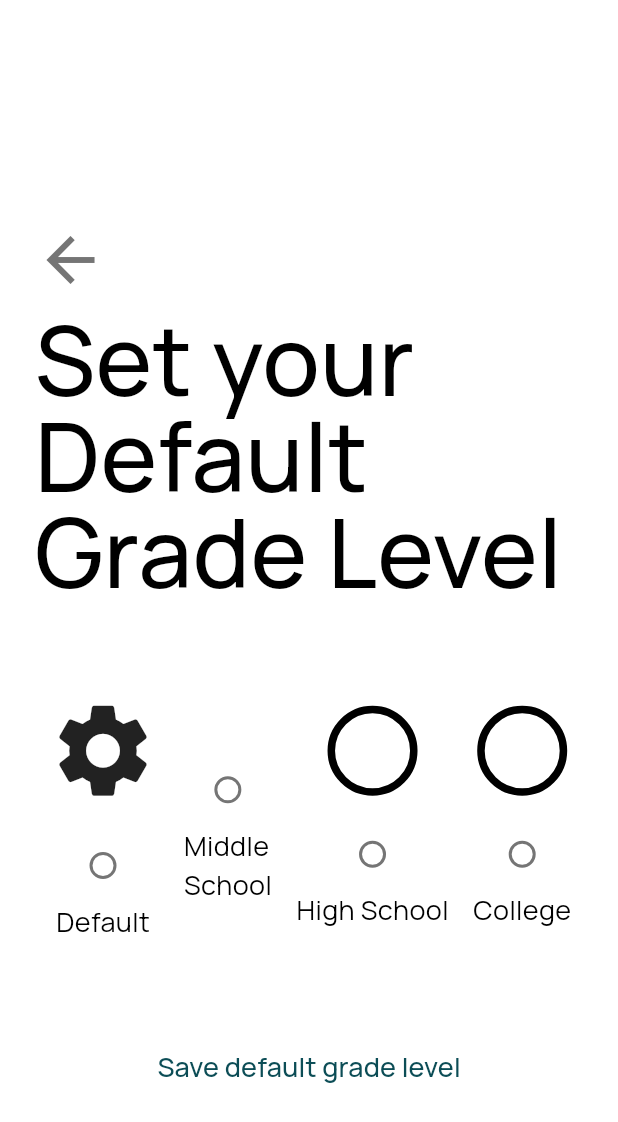
After one commit to elapse-app/elapse, a Flutter app: the GradeSettings screen opened directly, on a phone screen of 412 x 824 dp. The commit adds this screen. Shown: the top 1122 px of the screen. Run offline on Flutter 3.47's test engine with Material 3 defaults, Android fonts, the phone set to English and light mode, and no system bars; our stand-ins replace cloud_firestore, firebase_auth, firebase_core, flutter_sticky_header, shared_preferences; missing offline and left inert: chaleno, maps_launcher, ml_linalg, random_string_generator, side_sheet; accounts and stored records are empty.

Commit message:
Feat: Grade Levels
- Default grade level setting
- Grade level filter in world rankings

```diff
--- a/elapse_app/lib/classes/Filters/gradeLevel.dart
+++ b/elapse_app/lib/classes/Filters/gradeLevel.dart
@@ -6,11 +6,19 @@ class GradeLevel {
     required this.id,
     required this.name,
   });
+
+  @override
+  bool operator ==(Object other) {
+    if (identical(this, other)) return true;
+    return other is GradeLevel && other.id == id;
+  }
+
+  @override
+  int get hashCode => id.hashCode;
 }
 
-List<GradeLevel> gradeLevels = [
-  GradeLevel(id: 0, name: "Middle and High School"),
-  GradeLevel(id: 2, name: "Middle School"),
-  GradeLevel(id: 3, name: "High School"),
-  GradeLevel(id: 4, name: "College"),
-];
+Map<String, GradeLevel> gradeLevels = Map.fromEntries([
+  MapEntry("Middle School", GradeLevel(id: 2, name: "Middle School")),
+  MapEntry("High School", GradeLevel(id: 3, name: "High School")),
+  MapEntry("College", GradeLevel(id: 4, name: "College"))
+]);
--- a/elapse_app/lib/classes/Team/team.dart
+++ b/elapse_app/lib/classes/Team/team.dart
@@ -6,13 +6,15 @@ import 'package:elapse_app/extras/token.dart';
 import 'package:http/http.dart' as http;
 import 'dart:io';
 
+import '../Filters/gradeLevel.dart';
+
 class Team {
   int id;
   String? teamName;
   String? teamNumber;
   String? organization;
   Location? location;
-  String? grade;
+  GradeLevel? grade;
   TeamStats? tournamentStats;
 
   Team(
@@ -36,7 +38,13 @@ class Team {
           address1: (json["location"] as Map)["address_1"],
           address2: (json["location"] as Map)["address_2"],
           country: (json["location"] as Map)["country"]),
-      grade: json["grade"],
+      grade: json["grade"] == "Middle School"
+          ? gradeLevels[1]
+          : json["grade"] == "High School"
+              ? gradeLevels[2]
+              : json["grade"] == "College"
+                  ? gradeLevels[3]
+                  : null,
     );
   }
 
@@ -47,7 +55,7 @@ class Team {
       "number": teamNumber,
       "organization": organization,
       "location": location?.toJson(),
-      "grade": grade,
+      "grade": grade?.name,
     };
   }
 }
@@ -124,7 +132,7 @@ Future<Team> fetchTeam(int teamId) async {
   String teamName = parsed["team_name"];
   String teamNumber = parsed["number"];
   String organization = parsed["organization"];
-  String grade = parsed["grade"];
+  GradeLevel grade = gradeLevels[parsed["grade"]]!;
   Location location = Location(
       address1: parsedLocation["address_1"],
       address2: parsedLocation["address_2"],
--- a/elapse_app/lib/classes/Team/teamPreview.dart
+++ b/elapse_app/lib/classes/Team/teamPreview.dart
@@ -7,6 +7,7 @@ import 'package:elapse_app/classes/Team/vdaStats.dart';
 import 'package:elapse_app/extras/token.dart';
 import 'package:http/http.dart' as http;
 
+import '../Filters/gradeLevel.dart';
 import '../Filters/season.dart';
 
 class TeamPreview {
@@ -14,12 +15,14 @@ class TeamPreview {
   int teamID;
   Location? location;
   String? teamName;
+  GradeLevel? gradeLevel;
 
   TeamPreview(
       {required this.teamNumber,
       required this.teamID,
       this.location,
-      this.teamName});
+      this.teamName,
+      this.gradeLevel,});
 
   Map<String, dynamic> toJson() {
     return {
@@ -27,6 +30,7 @@ class TeamPreview {
       'teamID': teamID,
       'location': location?.toJson(),
       'teamName': teamName,
+      'gradeLevel': gradeLevel?.name,
     };
   }
 
@@ -48,6 +52,7 @@ TeamPreview loadTeamPreview(teamPreview) {
     location:
         preview["location"] != null ? loadLocation(preview["location"]) : null,
     teamName: preview["teamName"],
+    gradeLevel: gradeLevels[preview["grade"]],
   );
 }
 
@@ -77,7 +82,9 @@ Future<List<TeamPreview>> fetchTeamPreview(String searchQuery) async {
               region: responseData[0]["location"]["region"],
               country: responseData[0]["location"]["country"],
               venue: responseData[0]["location"]["venue"],
-            )));
+            ),
+            gradeLevel: gradeLevels[responseData[0]["grade"]],
+        ));
 
         if (!vdaStatsCompleter.isCompleted) {
           vdaStatsCompleter.complete();
@@ -112,7 +119,9 @@ Future<List<TeamPreview>> fetchTeamPreview(String searchQuery) async {
             teamNumber: e.teamNum,
             teamID: e.id,
             location: e.location,
-            teamName: e.teamName);
+            teamName: e.teamName,
+            gradeLevel: e.gradeLevel,
+        );
       }).toList();
 
       teams.addAll(vdaTeams);
--- a/elapse_app/lib/classes/Team/vdaStats.dart
+++ b/elapse_app/lib/classes/Team/vdaStats.dart
@@ -4,12 +4,15 @@ import 'package:elapse_app/classes/Miscellaneous/location.dart';
 import 'package:elapse_app/main.dart';
 import 'package:http/http.dart' as http;
 
+import '../Filters/gradeLevel.dart';
 import '../Filters/season.dart';
 
 class VDAStats {
   int id;
   String teamNum;
   String? teamName;
+  GradeLevel? gradeLevel;
+
   double? opr;
   double? dpr;
   double? ccwm;
@@ -28,7 +31,6 @@ class VDAStats {
   num? worldsQual;
 
   String? eventRegion;
-
   Location? location;
 
   num? skillsScore;
@@ -42,6 +44,7 @@ class VDAStats {
     required this.id,
     required this.teamNum,
     required this.teamName,
+    required this.gradeLevel,
     required this.opr,
     required this.dpr,
     required this.ccwm,
@@ -69,6 +72,7 @@ class VDAStats {
       id: json["id"],
       teamNum: json["team_number"],
       teamName: json["team_name"],
+      gradeLevel: gradeLevels[json["grade"]],
       opr: json["opr"],
       dpr: json["dpr"],
       ccwm: json["ccwm"],
@@ -102,6 +106,7 @@ class VDAStats {
       id: json["team_id"]?.truncate() ?? 0,
       teamNum: json["team_num"] ?? "",
       teamName: json["team_name"],
+      gradeLevel: null,
       opr: json["opr"],
       dpr: json["dpr"],
       ccwm: json["ccwm"],
--- a/elapse_app/lib/classes/Team/world_skills.dart
+++ b/elapse_app/lib/classes/Team/world_skills.dart
@@ -1,7 +1,10 @@
 import 'dart:convert';
 
+import 'package:elapse_app/classes/Team/team.dart';
+import 'package:elapse_app/classes/Team/teamPreview.dart';
 import 'package:shared_preferences/shared_preferences.dart';
 
+import '../Filters/gradeLevel.dart';
 import '../Filters/region.dart';
 import '../Filters/season.dart';
 import '../Miscellaneous/location.dart';
@@ -63,10 +66,11 @@ class WorldSkillsStats {
   }
 }
 
-Future<List<WorldSkillsStats>> getWorldSkillsRankings(int seasonID) async {
+Future<List<WorldSkillsStats>> getWorldSkillsRankings(int seasonID, GradeLevel grade) async {
   final SharedPreferences prefs = await SharedPreferences.getInstance();
   final String? worldSkillsData = prefs.getString("worldSkillsData");
   final String? expiryDate = prefs.getString("worldSkillsExpiry");
+  final String? cachedGrade = prefs.getString("worldSkillsGrade");
 
   List<dynamic> parsed = [];
 
@@ -74,23 +78,24 @@ Future<List<WorldSkillsStats>> getWorldSkillsRankings(int seasonID) async {
     return List<WorldSkillsStats>.empty();
   }
 
-  if (seasonID != seasons[0].vrcId) {
+  if (seasonID != (grade == gradeLevels["College"] ? seasons[0].vexUId : seasons[0].vrcId) || grade != gradeLevels[prefs.getString("defaultGrade")]) {
     final response = await http.get(
-      Uri.parse("https://www.robotevents.com/api/seasons/$seasonID/skills"),
+      Uri.parse("https://www.robotevents.com/api/seasons/$seasonID/skills?grade_level=${grade.name.replaceAll(" ", "%20")}"),
     );
 
     parsed = jsonDecode(response.body) as List;
   } else if (worldSkillsData == null ||
-      expiryDate == null ||
-      DateTime.parse(expiryDate).isBefore(DateTime.now())) {
+      expiryDate == null || cachedGrade == null ||
+      DateTime.parse(expiryDate).isBefore(DateTime.now()) || grade != gradeLevels[cachedGrade]) {
     final response = await http.get(
-      Uri.parse("https://www.robotevents.com/api/seasons/$seasonID/skills"),
+      Uri.parse("https://www.robotevents.com/api/seasons/$seasonID/skills?grade_level=${grade.name.replaceAll(" ", "%20")}"),
     );
 
     parsed = jsonDecode(response.body) as List;
     prefs.setString("worldSkillsData", response.body);
     prefs.setString("worldSkillsExpiry",
         DateTime.now().add(const Duration(hours: 2)).toString());
+    prefs.setString("worldSkillsGrade", grade.name);
   } else {
     parsed = jsonDecode(worldSkillsData) as List;
   }
@@ -101,6 +106,7 @@ Future<List<WorldSkillsStats>> getWorldSkillsRankings(int seasonID) async {
 }
 
 Future<WorldSkillsStats> getWorldSkillsForTeam(int seasonID, int teamID) async {
-  List<WorldSkillsStats> rankings = await getWorldSkillsRankings(seasonID);
+  GradeLevel grade = (await fetchTeam(teamID)).grade!;
+  List<WorldSkillsStats> rankings = await getWorldSkillsRankings(seasonID, grade);
   return rankings.singleWhere((e) => e.teamId == teamID);
 }
--- a/elapse_app/lib/screens/explore/filters.dart
+++ b/elapse_app/lib/screens/explore/filters.dart
@@ -2,6 +2,8 @@ import 'package:elapse_app/classes/Filters/season.dart';
 import 'package:elapse_app/classes/Filters/levelClass.dart';
 import '../../classes/Filters/gradeLevel.dart';
 import 'package:flutter/material.dart';
+
+import '../../main.dart';
 
 class ExploreSearchFilter {
   Season season;
@@ -18,7 +20,7 @@ class ExploreSearchFilter {
     DateTime? endDate,
   })  : this.season = season ?? seasons[0],
         this.levelClass = levelClass ?? levelClasses[0],
-        this.gradeLevel = gradeLevel ?? gradeLevels[0],
+        this.gradeLevel = gradeLevel ?? gradeLevels[prefs.getString("defaultGrade")]!,
         this.startDate =
             startDate ?? DateTime((season ?? seasons[0]).startYear.year, 5, 1),
         this.endDate =
@@ -28,6 +30,9 @@ class ExploreSearchFilter {
 Future<ExploreSearchFilter> exploreFilter(
     BuildContext context, ExploreSearchFilter filter) async {
   final DraggableScrollableController dra = DraggableScrollableController();
+
+  List<GradeLevel> gradeFilters = gradeLevels.values.toList();
+  gradeFilters.insert(0, GradeLevel(id: 0, name: "Middle and High School"));
 
   return await showModalBottomSheet<ExploreSearchFilter>(
       context: context,
@@ -197,7 +202,7 @@ Future<ExploreSearchFilter> exploreFilter(
                                 const SizedBox(width: 10),
                                 DropdownButton<GradeLevel>(
                                   value: filter.gradeLevel,
-                                  items: gradeLevels.map((grade) {
+                                  items: gradeFilters.map((grade) {
                                     return DropdownMenuItem(
                                       value: grade,
                                       child: Text(grade.name,
--- a/elapse_app/lib/screens/explore/worldRankings.dart
+++ b/elapse_app/lib/screens/explore/worldRankings.dart
@@ -8,10 +8,12 @@ import 'package:elapse_app/screens/explore/worldRankings/world_rankings_search_s
 import 'package:flutter/material.dart';
 import 'package:elapse_app/main.dart';
 
+import '../../classes/Filters/gradeLevel.dart';
 import '../../classes/Filters/season.dart';
 import '../../classes/Team/teamPreview.dart';
 import '../../classes/Team/world_skills.dart';
 import '../../classes/Tournament/tournament.dart';
+import '../my_team/my_team.dart';
 import '../widgets/app_bar.dart';
 import '../widgets/big_error_message.dart';
 import '../widgets/custom_tab_bar.dart';
@@ -50,13 +52,14 @@ class _WorldRankingsState extends State<WorldRankingsScreen> {
   WorldRankingsFilter filter = WorldRankingsFilter();
 
   Season season = seasons[0];
+  GradeLevel grade = gradeLevels[prefs.getString("defaultGrade")]!;
 
   @override
   void initState() {
     super.initState();
     selectedIndex = widget.initIndex;
 
-    futureSkillsStats = getWorldSkillsRankings(season.vrcId);
+    futureSkillsStats = getWorldSkillsRankings((grade == gradeLevels["College"] ? season.vexUId! : season.vrcId), grade);
     futures.add(futureSkillsStats);
     futureVDAStats = getTrueSkillData(season.vrcId);
     futures.add(futureVDAStats);
@@ -141,6 +144,31 @@ class _WorldRankingsState extends State<WorldRankingsScreen> {
                             .onSurface),
                   ),
                   const Spacer(),
+                  Row(
+                      children: [
+                        const Icon(Icons.school),
+                        const SizedBox(width: 4),
+                        DropdownButton<GradeLevel>(
+                          value: grade,
+                          items: gradeLevels.values.map((grade) {
+                            return DropdownMenuItem(
+                              value: grade,
+                              child: Text(getGrade(grade.name),
+                                  overflow: TextOverflow.fade,
+                                  style: const TextStyle(fontSize: 16)),
+                            );
+                          }).toList(),
+                          onChanged: (GradeLevel? value) => {
+                            setState(() {
+                              grade = value!;
+                              futureSkillsStats = getWorldSkillsRankings(grade == gradeLevels["College"] ? season.vexUId! : season.vrcId, grade);
+                              futures[0] = futureSkillsStats;
+                            })
+                          },
+                        ),
+                      ]
+                  ),
+                  const SizedBox(width: 15),
                   GestureDetector(
                       onTap: () async {
                         Season updated = await Navigator.push(
@@ -151,7 +179,7 @@ class _WorldRankingsState extends State<WorldRankingsScreen> {
                         );
                         setState(() {
                           season = updated;
-                          futureSkillsStats = getWorldSkillsRankings(season.vrcId);
+                          futureSkillsStats = getWorldSkillsRankings(grade == gradeLevels["College"] ? season.vexUId! : season.vrcId, grade);
                           futureVDAStats = getTrueSkillData(season.vrcId);
                           futures[0] = futureSkillsStats;
                           futures[1] = futureVDAStats;
--- a/elapse_app/lib/screens/explore/worldRankings/topWorldSkills.dart
+++ b/elapse_app/lib/screens/explore/worldRankings/topWorldSkills.dart
@@ -1,8 +1,10 @@
 import 'package:flutter/cupertino.dart';
 import 'package:flutter/material.dart';
 
+import '../../../classes/Filters/gradeLevel.dart';
 import '../../../classes/Filters/season.dart';
 import '../../../classes/Team/world_skills.dart';
+import '../../../main.dart';
 import '../../team_screen/team_screen.dart';
 import '../../widgets/big_error_message.dart';
 
@@ -21,7 +23,7 @@ class _TopWorldSkillsState extends State<TopWorldSkills> {
   @override
   void initState() {
     super.initState();
-    widget.rankings = getWorldSkillsRankings(seasons[0].vrcId);
+    widget.rankings = getWorldSkillsRankings(seasons[0].vrcId, gradeLevels[prefs.getString("defaultGrade")]!);
   }
 
   @override
--- /dev/null
+++ b/elapse_app/lib/screens/settings/set_grade.dart
@@ -0,0 +1,193 @@
+import 'dart:convert';
+
+import 'package:elapse_app/providers/color_provider.dart';
+import 'package:flutter/material.dart';
+import 'package:provider/provider.dart';
+
+import '../../classes/Team/team.dart';
+import '../../main.dart';
+
+class GradeSettings extends StatefulWidget {
+  GradeSettings({super.key});
+
+  String gradeLevel = prefs.getString("defaultGrade") ?? "Main Team";
+
+  @override
+  State<GradeSettings> createState() => _ThemeSettingsState();
+}
+
+class _ThemeSettingsState extends State<GradeSettings> {
+  @override
+  Widget build(BuildContext context) {
+    return Scaffold(
+      body: Padding(
+        padding: const EdgeInsets.symmetric(horizontal: 23.0),
+        child: SafeArea(
+          child: Center(
+            child: Column(
+              mainAxisAlignment: MainAxisAlignment.center,
+              crossAxisAlignment: CrossAxisAlignment.start,
+              children: [
+                const SizedBox(
+                  height: 50,
+                ),
+                IconButton(
+                    padding: EdgeInsets.only(right: 10, bottom: 10, top: 10),
+                    onPressed: () {
+                      Navigator.pop(context);
+                    },
+                    highlightColor: Colors.transparent,
+                    icon: Icon(Icons.arrow_back, size: 48)),
+                const Text(
+                  "Set your Default Grade Level",
+                  style: TextStyle(
+                      fontSize: 64, fontWeight: FontWeight.w500, height: 1),
+                ),
+                const SizedBox(
+                  height: 64,
+                ),
+                Consumer<ColorProvider>(builder: (
+                    context,
+                    colorProvider,
+                    snapshot,
+                    ) {
+                  return Row(
+                    mainAxisAlignment: MainAxisAlignment.spaceAround,
+                    children: [
+                      Column(
+                        children: [
+                          const Icon(Icons.settings, size: 75),
+                          SizedBox(height: 15),
+                          Radio<String>(
+                              activeColor:
+                              Theme.of(context).colorScheme.secondary,
+                              value: "Default",
+                              groupValue: widget.gradeLevel,
+                              onChanged: (value) {
+                                setState(() {
+                                  widget.gradeLevel = value!;
+                                });
+                              }),
+                          Text(
+                            "Default",
+                            style: TextStyle(fontSize: 18),
+                          )
+                        ],
+                      ),
+                      Column(
+                        children: [
+                          SizedBox(height: 15),
+                          Radio<String>(
+                              activeColor:
+                              Theme.of(context).colorScheme.secondary,
+                              value: "Middle School",
+                              groupValue: widget.gradeLevel,
+                              onChanged: (value) {
+                                setState(() {
+                                  widget.gradeLevel = value!;
+                                });
+                              }),
+                          Text(
+                            "Middle\nSchool",
+                            style: TextStyle(fontSize: 18),
+                          )
+                        ],
+                      ),
+                      Column(
+                        children: [
+                          Container(
+                            height: 60,
+                            width: 60,
+                            decoration: BoxDecoration(
+                              shape: BoxShape.circle,
+                              color: Colors.white,
+                              border: Border.all(
+                                  color:
+                                  Theme.of(context).colorScheme.onSurface,
+                                  width: 5),
+                            ),
+                          ),
+                          SizedBox(height: 15),
+                          Radio<String>(
+                              activeColor:
+                              Theme.of(context).colorScheme.secondary,
+                              value: "High School",
+                              groupValue: widget.gradeLevel,
+                              onChanged: (value) {
+                                setState(() {
+                                  widget.gradeLevel = value!;
+                                });
+                              }),
+                          Text(
+                            "High School",
+                            style: TextStyle(fontSize: 18),
+                          )
+                        ],
+                      ),
+                      Column(
+                        children: [
+                          Container(
+                            height: 60,
+                            width: 60,
+                            decoration: BoxDecoration(
+                              shape: BoxShape.circle,
+                              color: Colors.white,
+                              border: Border.all(
+                                  color:
+                                  Theme.of(context).colorScheme.onSurface,
+                                  width: 5),
+                            ),
+                          ),
+                          SizedBox(height: 15),
+                          Radio<String>(
+                              activeColor:
+                              Theme.of(context).colorScheme.secondary,
+                              value: "College",
+                              groupValue: widget.gradeLevel,
+                              onChanged: (value) {
+                                setState(() {
+                                  widget.gradeLevel = value!;
+                                });
+                              }),
+                          Text(
+                            "College",
+                            style: TextStyle(fontSize: 18),
+                          )
+                        ],
+                      ),
+                    ],
+                  );
+                }),
+                SizedBox(
+                  height: 60,
+                ),
+                Row(
+                  children: [
+                    Spacer(),
+                    TextButton(
+                        style: ButtonStyle(
+                            foregroundColor: WidgetStateProperty.all(
+                                Theme.of(context).colorScheme.secondary)),
+                        onPressed: () async {
+                          if (widget.gradeLevel == "Default") {
+                            prefs.setString("defaultGrade", (await fetchTeam(jsonDecode(prefs.getString("savedTeam") ?? "")["teamID"])).grade!.name);
+                          } else {
+                            prefs.setString("defaultGrade", widget.gradeLevel);
+                          }
+                          Navigator.pop(context);
+                        },
+                        child: const Text(
+                          "Save default grade level",
+                          style: TextStyle(fontSize: 18),
+                        )),
+                    Spacer(),
+                  ],
+                )
+              ],
+            ),
+          ),
+        ),
+      ),
+    );
+  }
+}
--- a/elapse_app/lib/screens/team_screen/team_screen.dart
+++ b/elapse_app/lib/screens/team_screen/team_screen.dart
@@ -12,6 +12,7 @@ import 'package:elapse_app/screens/widgets/tournament_preview_widget.dart';
 import 'package:flutter/material.dart';
 import 'package:elapse_app/main.dart';
 
+import '../../classes/Filters/gradeLevel.dart';
 import '../../classes/Filters/season.dart';
 import '../../classes/Team/world_skills.dart';
 
@@ -46,6 +47,7 @@ class _TeamScreenState extends State<TeamScreen> {
       },
     );
     season = seasons[0];
+    grade = gradeLevels["High School"]!;
     teamStats = getTrueSkillDataForTeam(season.vrcId, widget.teamName);
     skillsStats = getWorldSkillsForTeam(season.vrcId, widget.teamID);
     teamTournaments = fetchTeamTournaments(widget.teamID, season.vrcId);
@@ -92,6 +94,7 @@ class _TeamScreenState extends State<TeamScreen> {
   Future<List<Award>>? teamAwards;
 
   late Season season;
+  late GradeLevel grade;
 
   late bool isSaved;
   late bool displaySave;
@@ -319,7 +322,7 @@ class _TeamScreenState extends State<TeamScreen> {
                               if (snapshot.hasData) {
                                 Team team = snapshot.data as Team;
                                 return TeamBio(
-                                  grade: team.grade ?? "",
+                                  grade: team.grade?.name ?? "",
                                   location: team.location ?? Location(),
                                   teamName: team.teamName ?? "",
                                   organization: team.organization ?? "",
@@ -341,7 +344,7 @@ class _TeamScreenState extends State<TeamScreen> {
                             },
                           )
                         : TeamBio(
-                            grade: getGrade(widget.team?.grade),
+                            grade: getGrade(widget.team?.grade?.name),
                             location: widget.team?.location ?? Location(),
                             teamName: widget.team?.teamName ?? "",
                             organization: widget.team?.organization ?? ""),
--- a/elapse_app/lib/screens/tournament_mode/my_teams.dart
+++ b/elapse_app/lib/screens/tournament_mode/my_teams.dart
@@ -264,7 +264,7 @@ class TMMyTeamsState extends State<TMMyTeams> {
                         if (snapshot.hasData) {
                           Team team = snapshot.data as Team;
                           return TeamBio(
-                            grade: team.grade ?? "",
+                            grade: team.grade?.name ?? "",
                             location: team.location ?? Location(),
                             teamName: team.teamName ?? "",
                             organization: team.organization ?? "",
--- a/elapse_app/lib/setup/first_page.dart
+++ b/elapse_app/lib/setup/first_page.dart
@@ -27,6 +27,7 @@ class _FirstSetupPageState extends State<FirstSetupPage> {
   void saveTeam(TeamPreview team) {
     prefs.setString("savedTeam",
         '{"teamID": ${team.teamID}, "teamNumber": "${team.teamNumber}"}');
+    prefs.setString("defaultGrade", team.gradeLevel!.name);
     Navigator.pushReplacement(
         context, MaterialPageRoute(builder: (context) => ThemeSetup()));
   }
```
Also changed, not shown: elapse_app/lib/screens/my_team/my_team.dart (+5 -3 lines), elapse_app/lib/screens/settings/settings.dart (+28 -0 lines).
